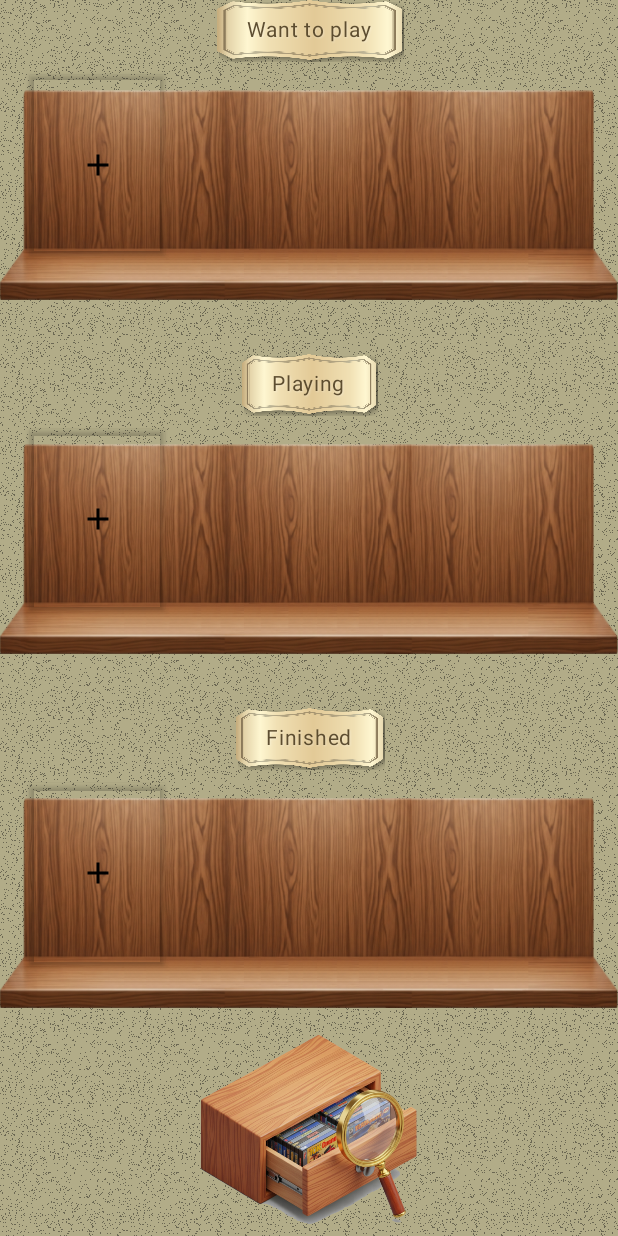
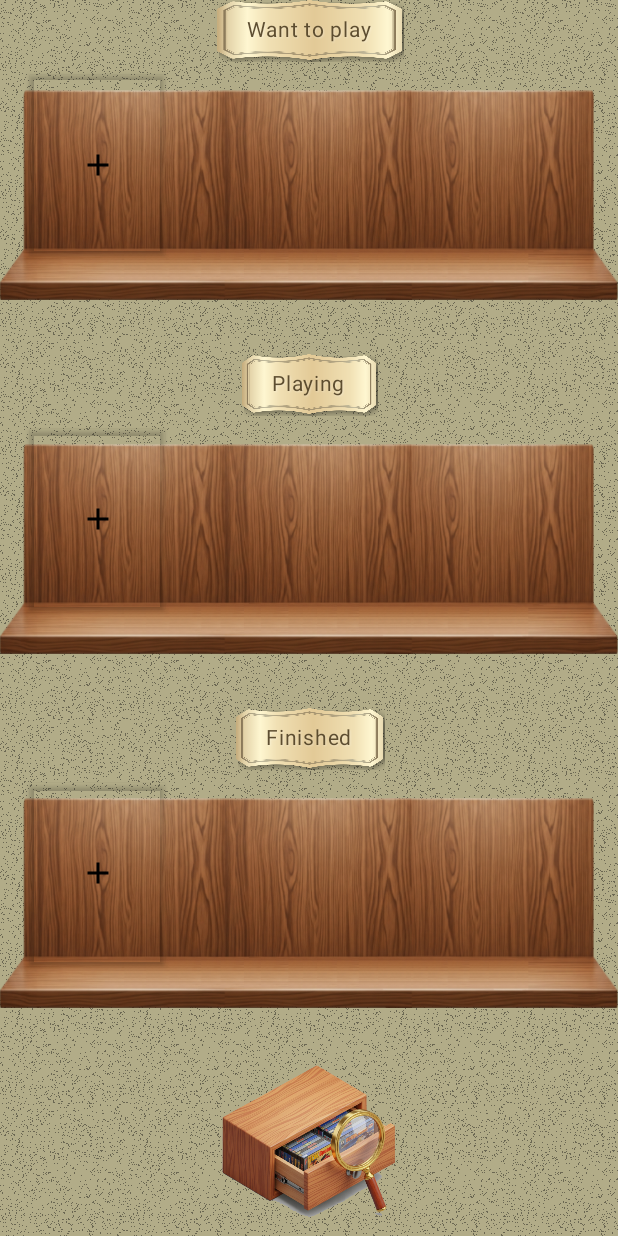
Before and after one commit to haoziliu/my_game_shelf, an Android app built with Jetpack Compose: the ShelfScreen screen opened through its navigation route, on a phone screen of 412 x 824 dp. Run offline under Robolectric (Android 15) with nearby library versions, the phone set to English and light mode, and no system bars; our stand-ins replace Dagger/Hilt's generated code, Room's generated code; 1 statement that could not run was skipped.

Commit message:
search button size; request focus on search

```diff
--- a/app/src/main/java/com/example/mygameshelf/presentation/shelf/ShelfScreen.kt
+++ b/app/src/main/java/com/example/mygameshelf/presentation/shelf/ShelfScreen.kt
@@ -43,7 +43,6 @@ import androidx.compose.ui.window.Popup
 import androidx.compose.ui.window.PopupProperties
 import androidx.hilt.navigation.compose.hiltViewModel
 import androidx.lifecycle.compose.collectAsStateWithLifecycle
-import androidx.navigation.NavController
 import com.example.mygameshelf.R
 import com.example.mygameshelf.domain.model.Game
 import com.example.mygameshelf.presentation.common.GameListPreviewParameterProvider
@@ -52,9 +51,11 @@ import com.example.mygameshelf.presentation.common.NetworkImage
 import com.example.mygameshelf.presentation.common.StarRatingBar
 
 @Composable
-fun ShelfScreen(viewModel: ShelfViewModel = hiltViewModel(),
-                onClickAdd: () -> Unit,
-                onClickGame: (Long) -> Unit) {
+fun ShelfScreen(
+    viewModel: ShelfViewModel = hiltViewModel(),
+    onClickAdd: () -> Unit,
+    onClickGame: (Long) -> Unit
+) {
     val wantToPlayGames by viewModel.wantToPlayGames.collectAsStateWithLifecycle()
     val playingGames by viewModel.playingGames.collectAsStateWithLifecycle()
     val otherGames by viewModel.otherGames.collectAsStateWithLifecycle()
@@ -91,26 +92,17 @@ fun ShelfScreen(viewModel: ShelfViewModel = hiltViewModel(),
             onClickGame = onClickGame,
             onLongPressedGame = onLongPressedGame
         )
-        Spacer(Modifier.weight(1f))
-
+        Spacer(modifier = Modifier.size(24.dp))
         Image(
             painter = painterResource(id = R.drawable.image_find),
             contentDescription = "Find game",
-            contentScale = ContentScale.FillBounds,
+            contentScale = ContentScale.Inside,
             modifier = Modifier
                 .align(Alignment.CenterHorizontally)
-                .size(160.dp)
-                .clickable (onClick = onClickAdd),
+                .weight(1f)
+                .clickable(onClick = onClickAdd),
         )
-//        CustomImageButton(
-//            modifier = Modifier
-//                .align(Alignment.CenterHorizontally)
-//                .padding(bottom = 12.dp),
-//            text = "Find game",
-//            onClick = onClickAdd
-//        )
     }
-
 }
 
 @Preview(showBackground = true)
```
Also changed, not shown: app/src/main/java/com/example/mygameshelf/presentation/search/SearchGameScreen.kt (+19 -5 lines).
